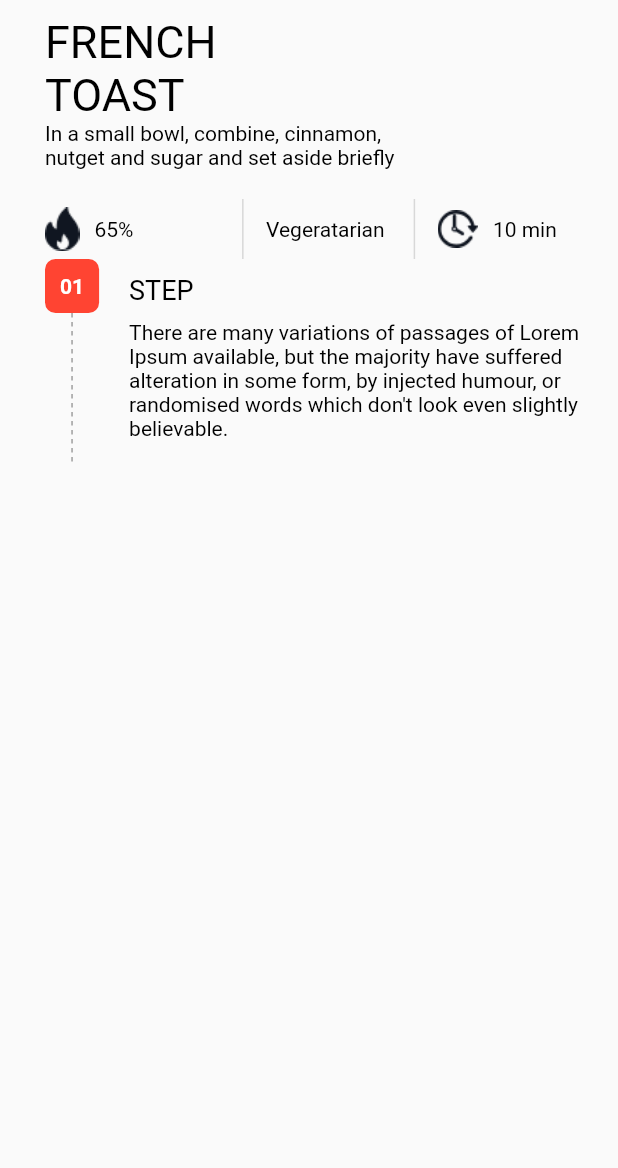
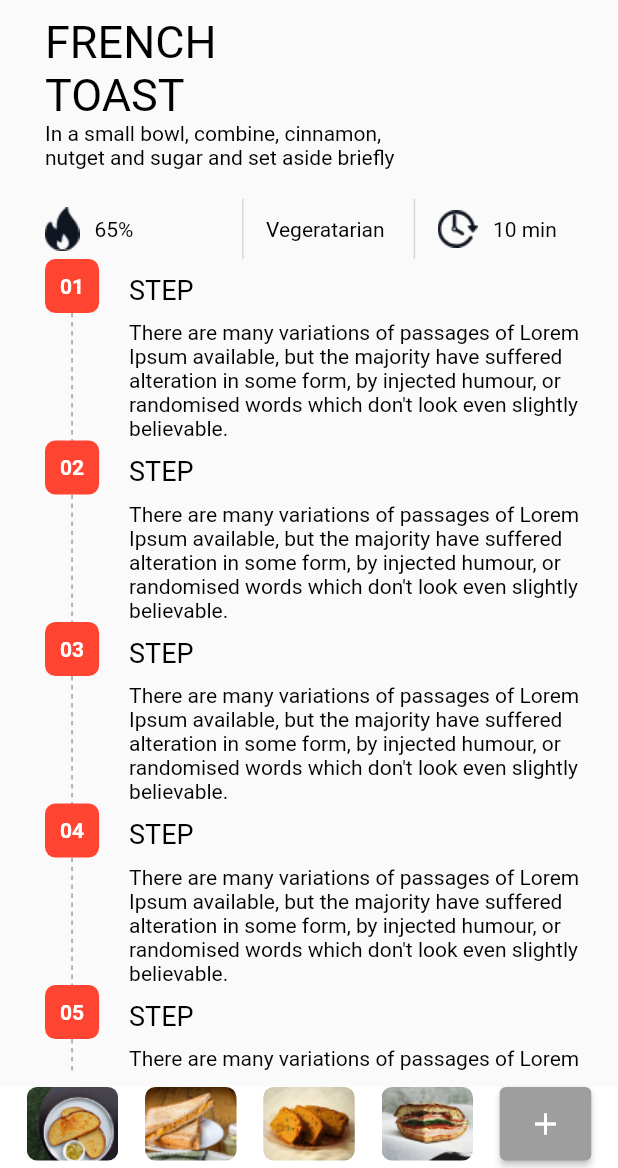
Before and after one commit to edalvb/recipe, a Flutter app: the DishDetailsMorePage screen opened by its route, on a phone screen of 412 x 824 dp, the part 68-1236 px from its top. Run offline on Flutter 3.47's test engine with Material 2 defaults, Android fonts, the phone set to English and light mode, and no system bars; our stand-ins replace font_awesome_flutter.

Commit message:
Pantalla de más detalles 3 de 3

```diff
--- a/lib/ui/pages/dish_details_more_page.dart
+++ b/lib/ui/pages/dish_details_more_page.dart
@@ -10,8 +10,9 @@ class DishDetailsMorePage extends StatelessWidget {
       ),
       body: DefaultTextStyle(
         style: TextStyle(color: Colors.black),
-        child: Padding(
-          padding: const EdgeInsets.only(left: 30),
+        child: Stack(children: [
+          Padding(
+            padding: const EdgeInsets.only(left: 30, bottom: 65),
             child: ListView(
               children: [
                 Padding(
@@ -59,13 +60,76 @@ class DishDetailsMorePage extends StatelessWidget {
                     ],
                   ),
                 ),
-              StepWidget(
+              ]..addAll(
+                  List.generate(
+                    10,
+                    (index) => StepWidget(
                       text:
                           "There are many variations of passages of Lorem Ipsum available, but the majority have suffered alteration in some form, by injected humour, or randomised words which don't look even slightly believable.",
-                number: 1,
+                      number: index + 1,
                       heigth: 100,
+                    ),
+                  ),
+                ),
+            ),
+          ),
+          Align(
+            alignment: Alignment.bottomCenter,
+            child: Container(
+              decoration: BoxDecoration(color: Colors.white),
+              padding: const EdgeInsets.only(bottom: 5),
+              child: Row(
+                mainAxisAlignment: MainAxisAlignment.spaceEvenly,
+                children: [
+                  ToastExamples("assets/images/favorites/Bitmap-6.png", () {}),
+                  ToastExamples("assets/images/favorites/Bitmap-7.png", () {}),
+                  ToastExamples("assets/images/favorites/Bitmap-8.png", () {}),
+                  ToastExamples("assets/images/favorites/Bitmap-5.png", () {}),
+                  InkWell(
+                    onTap: () {},
+                    child: Container(
+                      height: 49,
+                      width: 61,
+                      child: ElevatedButton(
+                        style: ButtonStyle(
+                            backgroundColor: MaterialStateProperty.resolveWith(
+                                (states) => Colors.grey)),
+                        onPressed: () {},
+                        child: Icon(Icons.add),
+                      ),
+                    ),
                   )
                 ],
+              ),
+            ),
+          )
+        ]),
+      ),
+    );
+  }
+}
+
+class ToastExamples extends StatelessWidget {
+  final VoidCallback onTap;
+  final String imagePath;
+
+  ToastExamples(this.imagePath, this.onTap);
+
+  @override
+  Widget build(BuildContext context) {
+    return InkWell(
+      onTap: this.onTap,
+      child: SizedBox(
+        height: 49,
+        width: 61,
+        child: ClipRRect(
+          borderRadius: BorderRadius.circular(7),
+          child: AspectRatio(
+            aspectRatio: 4 / 3,
+            child: Image.asset(
+              this.imagePath,
+              fit: BoxFit.cover,
+            ),
           ),
         ),
       ),
```
Lines whose indentation alone changed are shown as unchanged.
